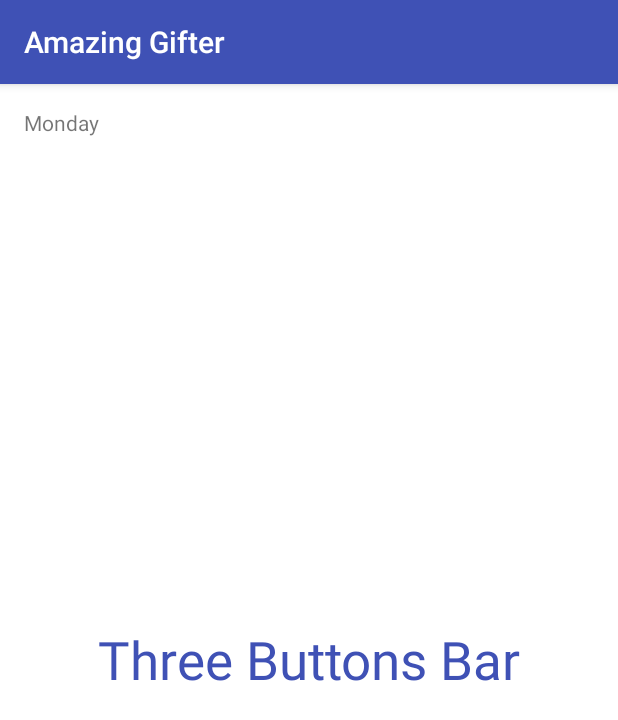
After one commit to jluo80/CS8803-Mobile-Appplications-and-Services, an Android app: the MondayFragment screen opened directly, with no data from a screen before it, on a phone screen of 412 x 824 dp. The commit adds this screen. Shown: the top 720 px of the screen. Run offline under Robolectric (Android 15) with nearby library versions, the phone set to English and light mode, and no system bars; libraries missing offline, so code that uses them is left out: com.roughike.bottombar; 3 statements that could not run were skipped.

Commit message:
navigation bar & swipe gesture

```diff
--- a/app/build.gradle
+++ b/app/build.gradle
@@ -28,6 +28,7 @@ dependencies {
     testCompile 'junit:junit:4.12'
     compile 'com.android.support:appcompat-v7:23.4.0'
     compile 'com.facebook.android:facebook-android-sdk:4.0.0'
-    compile 'com.android.support:design:23.1.1'
+    compile 'com.android.support:design:23.4.0'
     compile 'com.roughike:bottom-bar:1.2.1'
+    compile 'com.android.support:support-v4:23.4.0'
 }
--- /dev/null
+++ b/app/src/main/java/com/jluo80/amazinggifter/MondayFragment.java
@@ -0,0 +1,35 @@
+/*
+ * Copyright (C) 2016 The Android Open Source Project
+ *
+ * Licensed under the Apache License, Version 2.0 (the "License");
+ * you may not use this file except in compliance with the License.
+ * You may obtain a copy of the License at
+ *
+ *      http://www.apache.org/licenses/LICENSE-2.0
+ *
+ * Unless required by applicable law or agreed to in writing, software
+ * distributed under the License is distributed on an "AS IS" BASIS,
+ * WITHOUT WARRANTIES OR CONDITIONS OF ANY KIND, either express or implied.
+ * See the License for the specific language governing permissions and
+ * limitations under the License.
+ */
+package com.jluo80.amazinggifter;
+
+import android.os.Bundle;
+import android.support.v4.app.Fragment;
+import android.view.LayoutInflater;
+import android.view.View;
+import android.view.ViewGroup;
+
+import com.jluo80.amazinggifter.R;
+
+/**
+ * Fragment that displays "Monday".
+ */
+public class MondayFragment extends Fragment {
+
+    @Override
+    public View onCreateView(LayoutInflater inflater, ViewGroup container, Bundle savedInstanceState) {
+        return inflater.inflate(R.layout.fragment_monday, container, false);
+    }
+}
--- a/app/src/main/java/com/jluo80/amazinggifter/NavigationActivity.java
+++ b/app/src/main/java/com/jluo80/amazinggifter/NavigationActivity.java
@@ -1,7 +1,9 @@
 package com.jluo80.amazinggifter;
 
+import android.content.Intent;
 import android.support.design.widget.CoordinatorLayout;
 import android.support.design.widget.Snackbar;
+import android.support.v4.view.ViewPager;
 import android.support.v7.app.AppCompatActivity;
 import android.os.Bundle;
 
@@ -16,21 +18,23 @@ public class NavigationActivity extends AppCompatActivity {
         super.onCreate(savedInstanceState);
         setContentView(R.layout.activity_navigation);
 
-        coordinatorLayout = (CoordinatorLayout) findViewById(R.id.three_buttons_activity);
+        coordinatorLayout = (CoordinatorLayout) findViewById(R.id.navigation_activity);
 
         BottomBar bottomBar = BottomBar.attach(this, savedInstanceState);
         bottomBar.setItemsFromMenu(R.menu.navigation_menu, new OnMenuTabSelectedListener() {
             @Override
             public void onMenuItemSelected(int itemId) {
                 switch (itemId) {
-                    case R.id.recent_item:
-                        Snackbar.make(coordinatorLayout, "Recent Item Selected", Snackbar.LENGTH_LONG).show();
+                    case R.id.my_gifts_item:
+                        Intent intent = new Intent(NavigationActivity.this, AllGiftsList.class);
+                        startActivity(intent);
+//                        Snackbar.make(coordinatorLayout, "My Gifts Item Selected", Snackbar.LENGTH_LONG).show();
+//                        break;
+                    case R.id.friends_item:
+                        Snackbar.make(coordinatorLayout, "Friends Item Selected", Snackbar.LENGTH_LONG).show();
                         break;
-                    case R.id.favorite_item:
-                        Snackbar.make(coordinatorLayout, "Favorite Item Selected", Snackbar.LENGTH_LONG).show();
-                        break;
-                    case R.id.location_item:
-                        Snackbar.make(coordinatorLayout, "Location Item Selected", Snackbar.LENGTH_LONG).show();
+                    case R.id.about_me_item:
+                        Snackbar.make(coordinatorLayout, "About Me Item Selected", Snackbar.LENGTH_LONG).show();
                         break;
                 }
             }
@@ -48,5 +52,15 @@ public class NavigationActivity extends AppCompatActivity {
         // Use custom typeface that's located at the "/src/main/assets" directory. If using with
         // custom text appearance, set the text appearance first.
         //bottomBar.setTypeFace("MyFont.ttf");
+
+        // Find the view pager that will allow the user to swipe between fragments
+        ViewPager viewPager = (ViewPager) findViewById(R.id.viewpager);
+
+        // Create an adapter that knows which fragment should be shown on each page
+        SimpleFragmentPagerAdapter adapter = new SimpleFragmentPagerAdapter(getSupportFragmentManager());
+
+        // Set the adapter onto the view pager
+        viewPager.setAdapter(adapter);
+
     }
 }
--- /dev/null
+++ b/app/src/main/java/com/jluo80/amazinggifter/SimpleFragmentPagerAdapter.java
@@ -0,0 +1,48 @@
+/*
+ * Copyright (C) 2016 The Android Open Source Project
+ *
+ * Licensed under the Apache License, Version 2.0 (the "License");
+ * you may not use this file except in compliance with the License.
+ * You may obtain a copy of the License at
+ *
+ *      http://www.apache.org/licenses/LICENSE-2.0
+ *
+ * Unless required by applicable law or agreed to in writing, software
+ * distributed under the License is distributed on an "AS IS" BASIS,
+ * WITHOUT WARRANTIES OR CONDITIONS OF ANY KIND, either express or implied.
+ * See the License for the specific language governing permissions and
+ * limitations under the License.
+ */
+
+package com.jluo80.amazinggifter;
+
+import android.support.v4.app.Fragment;
+import android.support.v4.app.FragmentManager;
+import android.support.v4.app.FragmentPagerAdapter;
+import android.support.v4.app.FragmentPagerAdapter;
+
+/**
+ * Provides the appropriate {@link Fragment} for a view pager.
+ */
+public class SimpleFragmentPagerAdapter extends FragmentPagerAdapter {
+
+    public SimpleFragmentPagerAdapter(FragmentManager fm) {
+        super(fm);
+    }
+
+    @Override
+    public Fragment getItem(int position) {
+        if (position == 0) {
+            return new MondayFragment();
+        } else if (position == 1){
+            return new TuesdayFragment();
+        } else {
+            return new WednesdayFragment();
+        }
+    }
+
+    @Override
+    public int getCount() {
+        return 3;
+    }
+}
--- /dev/null
+++ b/app/src/main/java/com/jluo80/amazinggifter/TuesdayFragment.java
@@ -0,0 +1,35 @@
+/*
+ * Copyright (C) 2016 The Android Open Source Project
+ *
+ * Licensed under the Apache License, Version 2.0 (the "License");
+ * you may not use this file except in compliance with the License.
+ * You may obtain a copy of the License at
+ *
+ *      http://www.apache.org/licenses/LICENSE-2.0
+ *
+ * Unless required by applicable law or agreed to in writing, software
+ * distributed under the License is distributed on an "AS IS" BASIS,
+ * WITHOUT WARRANTIES OR CONDITIONS OF ANY KIND, either express or implied.
+ * See the License for the specific language governing permissions and
+ * limitations under the License.
+ */
+package com.jluo80.amazinggifter;
+
+import android.os.Bundle;
+import android.support.v4.app.Fragment;
+import android.view.LayoutInflater;
+import android.view.View;
+import android.view.ViewGroup;
+
+import com.jluo80.amazinggifter.R;
+
+/**
+ * Fragment that displays "Tuesday".
+ */
+public class TuesdayFragment extends Fragment {
+
+    @Override
+    public View onCreateView(LayoutInflater inflater, ViewGroup container, Bundle savedInstanceState) {
+        return inflater.inflate(R.layout.fragment_tuesday, container, false);
+    }
+}
--- a/app/src/main/res/layout/activity_navigation.xml
+++ b/app/src/main/res/layout/activity_navigation.xml
@@ -1,7 +1,7 @@
 <?xml version="1.0" encoding="utf-8"?>
 <android.support.design.widget.CoordinatorLayout xmlns:android="http://schemas.android.com/apk/res/android"
     xmlns:tools="http://schemas.android.com/tools"
-    android:id="@+id/three_buttons_activity"
+    android:id="@+id/navigation_activity"
     android:layout_width="match_parent"
     android:layout_height="match_parent"
     tools:context=".NavigationActivity">
@@ -10,6 +10,11 @@
         android:layout_width="match_parent"
         android:layout_height="match_parent"
         android:background="#fff">
+
+        <android.support.v4.view.ViewPager
+            android:id="@+id/viewpager"
+            android:layout_width="match_parent"
+            android:layout_height="match_parent" />
 
         <TextView
             android:layout_width="wrap_content"
--- /dev/null
+++ b/app/src/main/res/layout/fragment_monday.xml
@@ -0,0 +1,28 @@
+<?xml version="1.0" encoding="utf-8"?>
+<!-- Copyright (C) 2016 The Android Open Source Project
+
+     Licensed under the Apache License, Version 2.0 (the "License");
+     you may not use this file except in compliance with the License.
+     You may obtain a copy of the License at
+
+          http://www.apache.org/licenses/LICENSE-2.0
+
+     Unless required by applicable law or agreed to in writing, software
+     distributed under the License is distributed on an "AS IS" BASIS,
+     WITHOUT WARRANTIES OR CONDITIONS OF ANY KIND, either express or implied.
+     See the License for the specific language governing permissions and
+     limitations under the License.
+-->
+<!-- Layout for the Monday fragment -->
+<LinearLayout xmlns:android="http://schemas.android.com/apk/res/android"
+    android:layout_width="match_parent"
+    android:layout_height="match_parent"
+    android:orientation="vertical"
+    android:padding="16dp">
+
+    <TextView
+        android:layout_width="wrap_content"
+        android:layout_height="wrap_content"
+        android:text="Monday" />
+
+</LinearLayout>
--- a/app/src/main/res/menu/navigation_menu.xml
+++ b/app/src/main/res/menu/navigation_menu.xml
@@ -1,15 +1,15 @@
 <?xml version="1.0" encoding="utf-8"?>
 <menu xmlns:android="http://schemas.android.com/apk/res/android">
     <item
-        android:id="@+id/recent_item"
+        android:id="@+id/my_gifts_item"
         android:icon="@drawable/ic_card_giftcard_black_24dp"
         android:title="My Gifts" />
     <item
-        android:id="@+id/location_item"
+        android:id="@+id/friends_item"
         android:icon="@drawable/ic_people_black_24dp"
         android:title="Friends" />
     <item
-        android:id="@+id/favorite_item"
+        android:id="@+id/about_me_item"
         android:icon="@drawable/ic_account_circle_black_24dp"
         android:title="About me" />
 </menu>
--- a/app/src/main/res/values/strings.xml
+++ b/app/src/main/res/values/strings.xml
@@ -3,4 +3,7 @@
     <string name="facebook_app_id">1036730073091285</string>
     <string name="action_settings">Settings</string>
     <string name="title_activity_logout">LogoutActivity</string>
+
+    <!-- TODO: Remove or change this placeholder text -->
+    <string name="hello_blank_fragment">Hello blank fragment</string>
 </resources>
```
Also changed, not shown: app/src/main/java/com/jluo80/amazinggifter/WednesdayFragment.java (added, +35 -0 lines), app/src/main/res/layout/fragment_tuesday.xml (added, +28 -0 lines), app/src/main/res/layout/fragment_wednesday.xml (added, +28 -0 lines), 1 other file.
